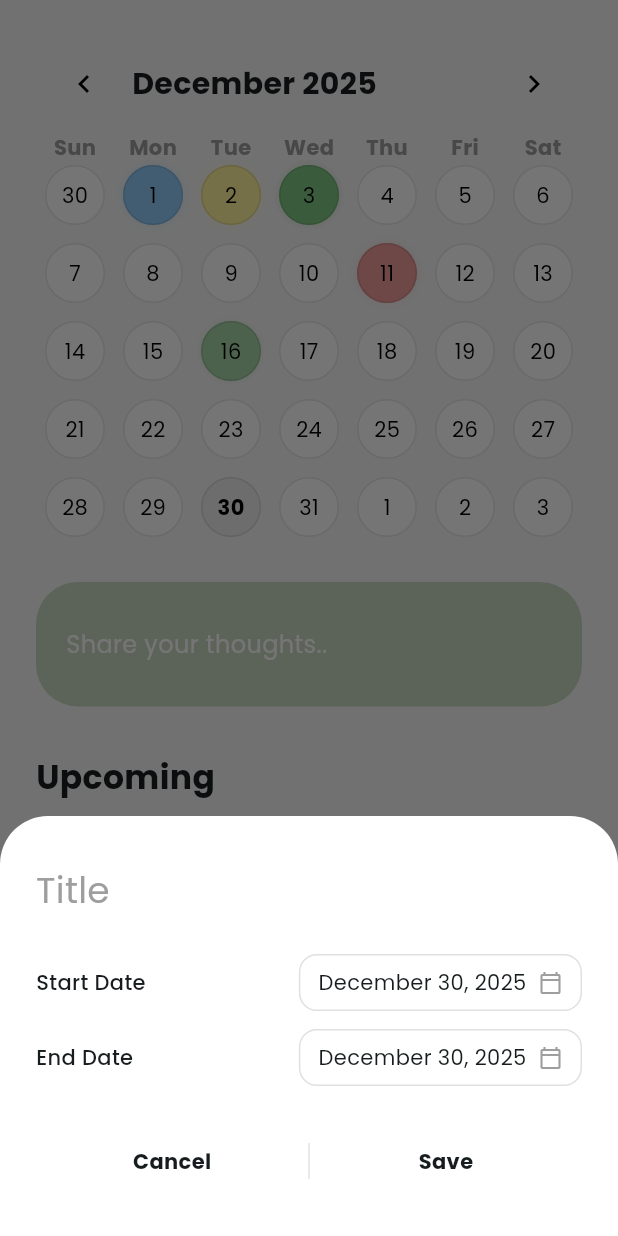
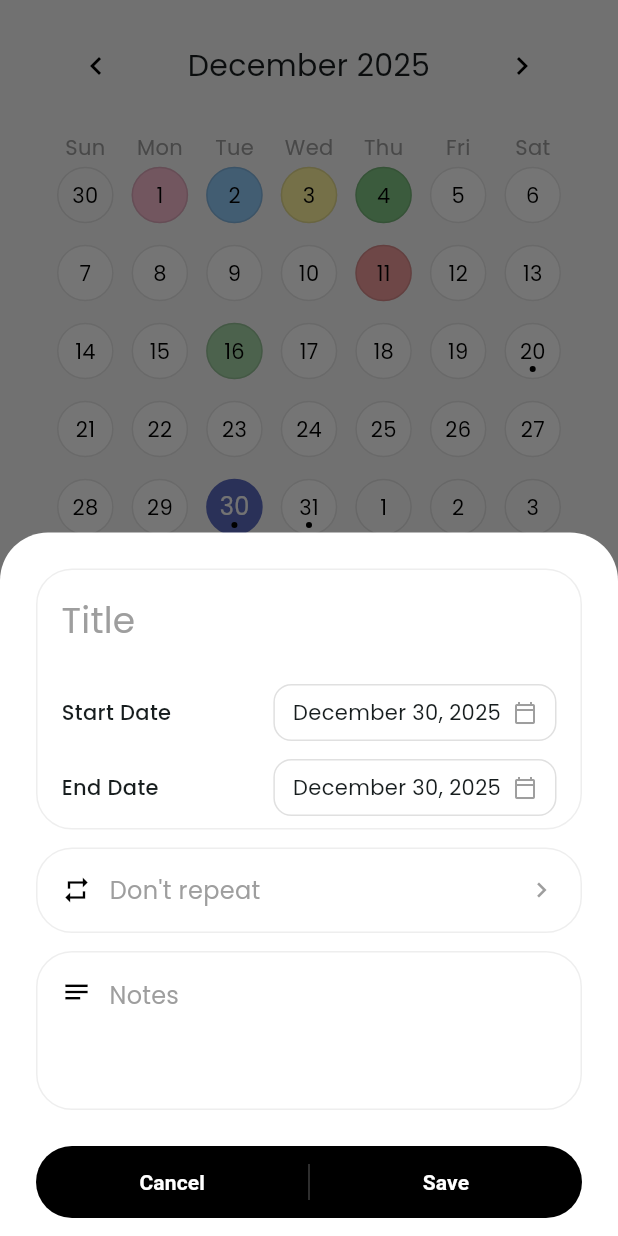
Before and after one commit to bread-pit/whispurr-hackathon, a Flutter app: the CalendarPage screen opened directly, after a tap on the "add" icon, on a phone screen of 412 x 824 dp. Run offline on Flutter 3.47's test engine with Material 3 defaults, Android fonts, the phone set to English and light mode, and no system bars; drawn by our look-alikes of table_calendar; our stand-ins replace flutter_svg, google_fonts.

Commit message:
Update: Calendar

```diff
--- /dev/null
+++ b/lib/core/model/calendar_model.dart
@@ -0,0 +1,15 @@
+import 'package:flutter/material.dart';
+
+class CalendarTask {
+  final String title;
+  final String time;
+  final Color color;
+  bool isCompleted;
+
+  CalendarTask({
+    required this.title,
+    required this.time,
+    required this.color,
+    this.isCompleted = false
+  });
+}
--- /dev/null
+++ b/lib/core/widgets/task_card.dart
@@ -0,0 +1,77 @@
+import 'package:flutter/material.dart';
+
+// TODO:
+// 1. allow card selection -> create task
+
+class TaskCard extends StatelessWidget {
+  final String title;
+  final String subtitle;
+  final Color dotColor;
+  final bool isCompleted;
+  final ValueChanged<bool?> onToggle;
+  final VoidCallback? onTap;
+
+  const TaskCard({
+    super.key,
+    required this.title,
+    required this.subtitle,
+    required this.dotColor,
+    required this.isCompleted,
+    required this.onToggle,
+    this.onTap,
+  });
+
+  @override
+  Widget build(BuildContext context) {
+    return GestureDetector(
+      onTap: onTap,
+      child: Container(
+        margin: const EdgeInsets.only(bottom: 12),
+        padding: const EdgeInsets.all(16),
+        decoration: BoxDecoration(
+          color: Colors.white,
+          borderRadius: BorderRadius.circular(24),
+          border: Border.all(color: Colors.grey.shade200),
+        ),
+        child: Row(
+          children: [
+            // Radio Toggle implementation
+            SizedBox(
+              height: 24,
+              width: 24,
+              child: Radio<bool>(
+                value: true,
+                groupValue: isCompleted,
+                activeColor: dotColor,
+                toggleable: true,
+                onChanged: onToggle,
+              ),
+            ),
+            const SizedBox(width: 16),
+
+            // Task details with Strikethrough logic
+            Expanded(
+              child: Column(
+                crossAxisAlignment: CrossAxisAlignment.start,
+                children: [
+                  Text(
+                    title,
+                    style: TextStyle(
+                      fontWeight: FontWeight.bold,
+                      decoration: isCompleted ? TextDecoration.lineThrough : null,
+                      color: isCompleted ? Colors.grey : Colors.black,
+                    ),
+                  ),
+                  Text(
+                    subtitle,
+                    style: const TextStyle(color: Colors.grey, fontSize: 12),
+                  ),
+                ],
+              ),
+            ),
+          ],
+        ),
+      ),
+    );
+  }
+}
--- a/lib/views/calendar/calendar_page.dart
+++ b/lib/views/calendar/calendar_page.dart
@@ -1,7 +1,9 @@
 import 'package:flutter/material.dart';
 import 'package:table_calendar/table_calendar.dart';
 import 'package:whispurr_hackathon/theme.dart';
+import '../../core/model/calendar_model.dart';
 import 'create_task.dart';
+import '../../core/widgets/task_card.dart';
 
 class CalendarPage extends StatefulWidget {
   const CalendarPage({super.key});
@@ -15,14 +17,39 @@ class _CalendarPageState extends State<CalendarPage> {
   DateTime _focusedDay = DateTime.now();
   DateTime? _selectedDay;
 
-  // Mock data: Day -> Mood Color
   final Map<DateTime, Color> _moodHistory = {
-    DateTime(2025, 12, 1): Colors.blue.shade200,
-    DateTime(2025, 12, 2): Colors.yellow.shade200,
-    DateTime(2025, 12, 3): Colors.green.shade300,
+    DateTime(2025, 12, 1): Colors.pink.shade100,
+    DateTime(2025, 12, 2): Colors.blue.shade200,
+    DateTime(2025, 12, 3): Colors.yellow.shade200,
+    DateTime(2025, 12, 4): Colors.green.shade300,
     DateTime(2025, 12, 11): Colors.red.shade200,
     DateTime(2025, 12, 16): Colors.green.shade200,
   };
+
+  final Map<DateTime, List<CalendarTask>> _events = {
+    DateTime(2025, 12, 30): [
+      CalendarTask(title: "Go for a walk", time: "Today", color: Color(0xFFA8C69F)),
+    ],
+    DateTime(2025, 12, 31): [
+      CalendarTask(title: "Go for a walk", time: "Tomorrow", color: Colors.grey.shade200),
+    ],
+    DateTime(2025, 12, 20): [
+      CalendarTask(title: "Go for a walk", time: "December 20, 2025", color: Colors.grey.shade200),
+    ],
+  };
+
+  List<CalendarTask> _selectedEvents = [];
+
+  @override
+  void initState() {
+    super.initState();
+    _selectedDay = _focusedDay;
+    _selectedEvents = _getEventsForDay(_selectedDay!);
+  }
+
+  List<CalendarTask> _getEventsForDay(DateTime day) {
+    return _events[DateTime(day.year, day.month, day.day)] ?? [];
+  }
 
   @override
   Widget build(BuildContext context) {
@@ -30,21 +57,25 @@ class _CalendarPageState extends State<CalendarPage> {
       backgroundColor: AppColors.background,
       body: SafeArea(
         child: SingleChildScrollView(
-          padding: const EdgeInsets.all(24.0),
+          padding: EdgeInsets.symmetric(horizontal: 32),
           child: Column(
             crossAxisAlignment: CrossAxisAlignment.start,
             children: [
+              SizedBox(height: 20),
               _buildCustomCalendar(),
               const SizedBox(height: 24),
-              _buildMoodInputArea(),
+              // _buildMoodInputArea(),
               const SizedBox(height: 32),
               _buildUpcomingSection(),
+              const SizedBox(height: 100),
             ],
           ),
         ),
       ),
       floatingActionButton: FloatingActionButton(
-        backgroundColor: const Color(0xFFA8C69F), // Sage green from design
+        elevation: 0,
+        shape: CircleBorder(),
+        backgroundColor: const Color(0xFFA8C69F),
         onPressed: () => _showCreateTaskSheet(context),
         child: const Icon(Icons.add, color: Colors.white, size: 30),
       ),
@@ -57,59 +88,73 @@ class _CalendarPageState extends State<CalendarPage> {
       lastDay: DateTime.utc(2030, 12, 31),
       focusedDay: _focusedDay,
       calendarFormat: _calendarFormat,
-      headerStyle: HeaderStyle(
+      selectedDayPredicate: (day) => isSameDay(_selectedDay, day),
+      eventLoader: _getEventsForDay, // Required for event markers
+      headerStyle: const HeaderStyle(
         formatButtonVisible: false,
-        titleCentered: false,
-        titleTextStyle: TextStyle(fontSize: 20, fontWeight: FontWeight.bold),
+        titleCentered: true,
+        titleTextStyle: TextStyle(fontSize: 20),
         leftChevronIcon: Icon(Icons.chevron_left, color: Colors.black),
         rightChevronIcon: Icon(Icons.chevron_right, color: Colors.black),
+        headerPadding: EdgeInsets.only(bottom: 20),
       ),
-      daysOfWeekStyle: DaysOfWeekStyle(
-        weekdayStyle: TextStyle(color: Colors.grey, fontWeight: FontWeight.bold),
-        weekendStyle: TextStyle(color: Colors.grey, fontWeight: FontWeight.bold),
+      daysOfWeekStyle: const DaysOfWeekStyle(
+        weekdayStyle: TextStyle(color: Colors.grey),
+        weekendStyle: TextStyle(color: Colors.grey),
       ),
       calendarBuilders: CalendarBuilders(
-        defaultBuilder: (context, day, focusedDay) => _buildMoodCircle(day, Colors.transparent),
-        outsideBuilder: (context, day, focusedDay) => _buildMoodCircle(day, Colors.transparent, opacity: 0.3),
-        todayBuilder: (context, day, focusedDay) => _buildMoodCircle(day, Colors.grey.shade200, isToday: true),
-        // This is where the magic happens: Color dates based on mood history
+        // Default day look (White circles)
+        defaultBuilder: (context, day, focusedDay) => _buildDayItem(day, Colors.white),
+        // Days from other months
+        outsideBuilder: (context, day, focusedDay) => _buildDayItem(day, Colors.white, opacity: 0.3),
+        // Today's highlight
+        todayBuilder: (context, day, focusedDay) => _buildDayItem(day, Colors.grey.shade200, isToday: true),
+        // Main marker builder to display Mood Colors and Event Dots
         markerBuilder: (context, day, events) {
           final normalizedDate = DateTime(day.year, day.month, day.day);
-          if (_moodHistory.containsKey(normalizedDate)) {
-            return _buildMoodCircle(day, _moodHistory[normalizedDate]!);
-          }
-          return null;
+
+          return Stack(
+            alignment: Alignment.center,
+            children: [
+              // 1. Draw the Mood Circle if data exists
+              if (_moodHistory.containsKey(normalizedDate))
+                _buildDayItem(day, _moodHistory[normalizedDate]!),
+
+              // 2. Draw the Event Dot if tasks exist
+              if (events.isNotEmpty)
+                Positioned(
+                  bottom: 12,
+                  child: Container(
+                    width: 4,
+                    height: 4,
+                    decoration: const BoxDecoration(
+                      color: Colors.black,
+                      shape: BoxShape.circle,
+                    ),
+                  ),
+                ),
+            ],
+          );
         },
       ),
       onDaySelected: (selectedDay, focusedDay) {
         setState(() {
           _selectedDay = selectedDay;
           _focusedDay = focusedDay;
+          _selectedEvents = _getEventsForDay(selectedDay);
         });
       },
     );
   }
 
-  Widget _buildMoodCircle(DateTime day, Color color, {double opacity = 1.0, bool isToday = false}) {
+  Widget _buildDayItem(DateTime day, Color color, {double opacity = 1.0, bool isToday = false}) {
     return Container(
       margin: const EdgeInsets.all(6.0),
       alignment: Alignment.center,
       decoration: BoxDecoration(
-        // If the color passed is transparent (no mood), use White instead
-        color: color == Colors.transparent ? Colors.white : color.withOpacity(opacity),
+        color: color.withOpacity(opacity),
         shape: BoxShape.circle,
-        border: Border.all(
-          color: Colors.black.withOpacity(0.1), // Slightly darker border for visibility
-          width: 1,
-        ),
-        boxShadow: [
-          if (color != Colors.transparent) // Optional: add a tiny shadow to mood dates
-            BoxShadow(
-              color: color.withOpacity(0.2),
-              blurRadius: 4,
-              spreadRadius: 1,
-            ),
-        ],
+        border: Border.all(color: Colors.black.withOpacity(0.1)),
       ),
       child: Text(
         '${day.day}',
@@ -120,60 +165,50 @@ class _CalendarPageState extends State<CalendarPage> {
       ),
     );
   }
-  }
 
-  Widget _buildMoodInputArea() {
-    return Container(
-      width: double.infinity,
-      padding: const EdgeInsets.symmetric(horizontal: 20, vertical: 30),
-      decoration: BoxDecoration(
-        color: const Color(0xFFA8C69F).withOpacity(0.6), // Matching your sage box
-        borderRadius: BorderRadius.circular(28),
-      ),
-      child: const Text(
-        "Share your thoughts..",
-        style: TextStyle(color: Colors.white, fontSize: 16),
-      ),
-    );
-  }
+  // Widget _buildMoodInputArea() {
+  //   return Container(
+  //     width: double.infinity,
+  //     padding: const EdgeInsets.symmetric(horizontal: 20, vertical: 30),
+  //     decoration: BoxDecoration(
+  //       color: const Color(0xFFA8C69F).withOpacity(0.6),
+  //       borderRadius: BorderRadius.circular(28),
+  //     ),
+  //     child: const Text(
+  //       "Share your thoughts..",
+  //       style: TextStyle(color: Colors.white, fontSize: 16),
+  //     ),
+  //   );
+  // }
 
   Widget _buildUpcomingSection() {
     return Column(
       crossAxisAlignment: CrossAxisAlignment.start,
       children: [
-        const Text("Upcoming", style: TextStyle(fontSize: 22, fontWeight: FontWeight.bold)),
+        const Text(
+          "Upcoming",
+          style: TextStyle(fontSize: 22, fontWeight: FontWeight.bold),
+        ),
         const SizedBox(height: 16),
-        _buildTaskItem("Go for a walk", "Today", const Color(0xFFA8C69F)),
-        _buildTaskItem("Go for a walk", "Tomorrow", Colors.grey.shade200),
-        _buildTaskItem("Go for a walk", "December 20, 2025", Colors.grey.shade200),
+        if (_selectedEvents.isEmpty)
+          const Padding(
+            padding: EdgeInsets.symmetric(vertical: 20),
+            child: Text("No tasks for this day.", style: TextStyle(color: Colors.grey)),
+          )
+        else
+          ..._selectedEvents.map((task) => TaskCard(
+            title: task.title,
+            subtitle: task.time,
+            dotColor: task.color,
+            isCompleted: task.isCompleted,
+            onToggle: (val) {
+              setState(() {
+                // Toggle the boolean value
+                task.isCompleted = !task.isCompleted;
+              });
+            },
+          )).toList()
       ],
-    );
-  }
-
-  Widget _buildTaskItem(String title, String subtitle, Color dotColor) {
-    return Container(
-      margin: const EdgeInsets.only(bottom: 12),
-      padding: const EdgeInsets.all(16),
-      decoration: BoxDecoration(
-        color: Colors.white,
-        borderRadius: BorderRadius.circular(24),
-        border: Border.all(color: Colors.grey.shade200),
-      ),
-      child: Row(
-        children: [
-          CircleAvatar(radius: 12, backgroundColor: dotColor),
-          const SizedBox(width: 16),
-          Column(
-            crossAxisAlignment: CrossAxisAlignment.start,
-            children: [
-              Text(title, style: const TextStyle(fontWeight: FontWeight.bold)),
-              Text(subtitle, style: const TextStyle(color: Colors.grey, fontSize: 12)),
-            ],
-          ),
-          const Spacer(),
-          const Icon(Icons.chevron_right, color: Colors.grey),
-        ],
-      ),
     );
   }
 
@@ -184,4 +219,5 @@ class _CalendarPageState extends State<CalendarPage> {
       backgroundColor: Colors.transparent,
       builder: (context) => const CreateTask(),
     );
+  }
 }
--- a/lib/views/calendar/create_task.dart
+++ b/lib/views/calendar/create_task.dart
@@ -12,7 +12,16 @@ class _CreateTaskState extends State<CreateTask> {
   DateTime startDate = DateTime.now();
   DateTime endDate = DateTime.now();
 
-  // Function to handle the date selection logic
+  // State for the repeat selection
+  String selectedRepeat = "Don't repeat";
+  final List<String> repeatOptions = [
+    "Don't repeat",
+    "Every day",
+    "Every week",
+    "Every month",
+    "Every year",
+  ];
+
   Future<void> _selectDate(BuildContext context, bool isStartDate) async {
     final DateTime? picked = await showDatePicker(
       context: context,
@@ -23,9 +32,9 @@ class _CreateTaskState extends State<CreateTask> {
         return Theme(
           data: Theme.of(context).copyWith(
             colorScheme: const ColorScheme.light(
-              primary: Colors.black, // Header background color
-              onPrimary: Colors.white, // Header text color
-              onSurface: Colors.black, // Body text color
+              primary: Colors.black,
+              onPrimary: Colors.white,
+              onSurface: Colors.black,
             ),
           ),
           child: child!,
@@ -44,27 +53,71 @@ class _CreateTaskState extends State<CreateTask> {
     }
   }
 
+  // Opens a simple dialog to select the repeat frequency
+  void _showRepeatPicker() {
+    showModalBottomSheet(
+      context: context,
+      backgroundColor: Colors.white,
+      shape: const RoundedRectangleBorder(
+        borderRadius: BorderRadius.vertical(top: Radius.circular(24)),
+      ),
+      builder: (context) {
+        return StatefulBuilder(
+          builder: (context, setModalState) {
+            return Container(
+              padding: const EdgeInsets.symmetric(vertical: 24, horizontal: 16),
+              child: Column(
+                mainAxisSize: MainAxisSize.min,
+                children: repeatOptions.map((option) {
+                  return RadioListTile<String>(
+                    title: Text(option),
+                    value: option,
+                    groupValue: selectedRepeat,
+                    activeColor: Colors.black,
+                    onChanged: (value) {
+                      setModalState(() => selectedRepeat = value!);
+                      setState(() => selectedRepeat = value!);
+                      Navigator.pop(context);
+                    },
+                  );
+                }).toList(),
+              ),
+            );
+          },
+        );
+      },
+    );
+  }
+
   @override
   Widget build(BuildContext context) {
     return Container(
-      padding: const EdgeInsets.all(24),
+      padding: const EdgeInsets.fromLTRB(24, 24, 24, 12),
       decoration: const BoxDecoration(
         color: Colors.white,
         borderRadius: BorderRadius.vertical(top: Radius.circular(32)),
       ),
+      child: SingleChildScrollView( // Added scroll support for many options
         child: Column(
           mainAxisSize: MainAxisSize.min,
           children: [
+            // 1. Title and Dates
+            _buildFormSection(
+              child: Column(
+                children: [
                   TextField(
-            decoration: InputDecoration(
+                    style: const TextStyle(
+                      fontSize: 24,
+                      fontWeight: FontWeight.normal,
+                      color: Colors.black,
+                    ),
+                    decoration: const InputDecoration(
                       hintText: "Title",
-              hintStyle: const TextStyle(color: Colors.grey, fontSize: 24),
-              border: InputBorder.none, // Matches the clean look in your image
+                      hintStyle: TextStyle(color: Colors.grey, fontSize: 24),
+                      border: InputBorder.none,
                     ),
                   ),
                   const SizedBox(height: 16),
-
-          // Updated Date Pickers
                   _buildDateField(
                     "Start Date",
                     DateFormat('MMMM d, yyyy').format(startDate),
@@ -76,35 +129,101 @@ class _CreateTaskState extends State<CreateTask> {
                     DateFormat('MMMM d, yyyy').format(endDate),
                         () => _selectDate(context, false),
                   ),
+                ],
+              ),
+            ),
+            const SizedBox(height: 12),
 
-          const SizedBox(height: 24),
-
-          // Bottom Buttons
-          Row(
-            children: [
-              Expanded(
-                child: GestureDetector(
-                  onTap: () => Navigator.pop(context),
-                  child: Container(
-                    padding: const EdgeInsets.symmetric(vertical: 16),
-                    alignment: Alignment.center,
-                    child: const Text("Cancel", style: TextStyle(fontWeight: FontWeight.bold)),
+            // 2. Notification and Repeat
+            _buildFormSection(
+              child: InkWell(
+                onTap: _showRepeatPicker,
+                child: _buildListTile(
+                    Icons.repeat,
+                    selectedRepeat,
+                    trailing: const Icon(Icons.chevron_right, size: 20, color: Colors.grey)
                 ),
               ),
             ),
-              Container(width: 1, height: 24, color: Colors.grey.withOpacity(0.3)), // Divider like your image
+            const SizedBox(height: 12),
+
+            // 3. Notes Section with TextField
+            _buildFormSection(
+              child: Row(
+                crossAxisAlignment: CrossAxisAlignment.start,
+                children: [
+                  const Padding(
+                    padding: EdgeInsets.only(top: 8.0),
+                    child: Icon(Icons.notes, color: Colors.black, size: 20),
+                  ),
+                  const SizedBox(width: 12),
                   Expanded(
-                child: GestureDetector(
-                  onTap: () => Navigator.pop(context),
-                  child: Container(
-                    padding: const EdgeInsets.symmetric(vertical: 16),
-                    alignment: Alignment.center,
-                    child: const Text("Save", style: TextStyle(fontWeight: FontWeight.bold)),
+                    child: TextField(
+                      maxLines: 3,
+                      decoration: const InputDecoration(
+                        hintText: "Notes",
+                        hintStyle: TextStyle(color: Colors.grey, fontSize: 16),
+                        border: InputBorder.none,
                       ),
                     ),
                   ),
                 ],
-          )
+              ),
+            ),
+            const SizedBox(height: 24),
+
+            // 4. Action Buttons Footer
+            Container(
+              decoration: BoxDecoration(
+                color: Colors.black,
+                borderRadius: BorderRadius.circular(24),
+              ),
+              child: Row(
+                children: [
+                  Expanded(
+                    child: TextButton(
+                      onPressed: () => Navigator.pop(context),
+                      child: const Text("Cancel", style: TextStyle(color: Colors.white, fontWeight: FontWeight.bold)),
+                    ),
+                  ),
+                  Container(width: 1, height: 24, color: Colors.white24),
+                  Expanded(
+                    child: TextButton(
+                      onPressed: () => Navigator.pop(context),
+                      child: const Text("Save", style: TextStyle(color: Colors.white, fontWeight: FontWeight.bold)),
+                    ),
+                  ),
+                ],
+              ),
+            ),
+          ],
+        ),
+      ),
+    );
+  }
+
+  Widget _buildFormSection({required Widget child}) {
+    return Container(
+      padding: const EdgeInsets.symmetric(horizontal: 16, vertical: 8),
+      decoration: BoxDecoration(
+        color: Colors.white,
+        borderRadius: BorderRadius.circular(24),
+        border: Border.all(color: Colors.grey.shade200),
+      ),
+      child: child,
+    );
+  }
+
+  Widget _buildListTile(IconData icon, String label, {Widget? trailing}) {
+    return Padding(
+      padding: const EdgeInsets.symmetric(vertical: 8),
+      child: Row(
+        children: [
+          Icon(icon, color: Colors.black, size: 20),
+          const SizedBox(width: 12),
+          Text(label, style: const TextStyle(color: Colors.grey, fontSize: 16)),
+          const Spacer(),
+          if (trailing != null) trailing,
         ],
       ),
     );
--- a/lib/views/calendar/task_card.dart
+++ /dev/null
@@ -1,10 +0,0 @@
-import 'package:flutter/material.dart';
-
-class TaskCard extends StatelessWidget {
-  const TaskCard({super.key});
-
-  @override
-  Widget build(BuildContext context) {
-    return const Placeholder();
-  }
-}
--- a/lib/views/mood-sleep/sleep_page.dart
+++ b/lib/views/mood-sleep/sleep_page.dart
@@ -1,6 +1,7 @@
 import 'package:flutter/material.dart';
 import 'package:whispurr_hackathon/theme.dart';
-import '../../utils/time_picker_utils.dart';
+
+import '../../core/utils/time_picker_utils.dart';
 import 'time_picker_button.dart';
 
 
```
Also changed, not shown: lib/core/model/task_model.dart (renamed from lib/model/task_model.dart), lib/core/model/user_model.dart (renamed from lib/model/user_model.dart), lib/core/utils/time_picker_utils.dart (renamed from lib/utils/time_picker_utils.dart). Lines whose indentation alone changed are shown as unchanged.
